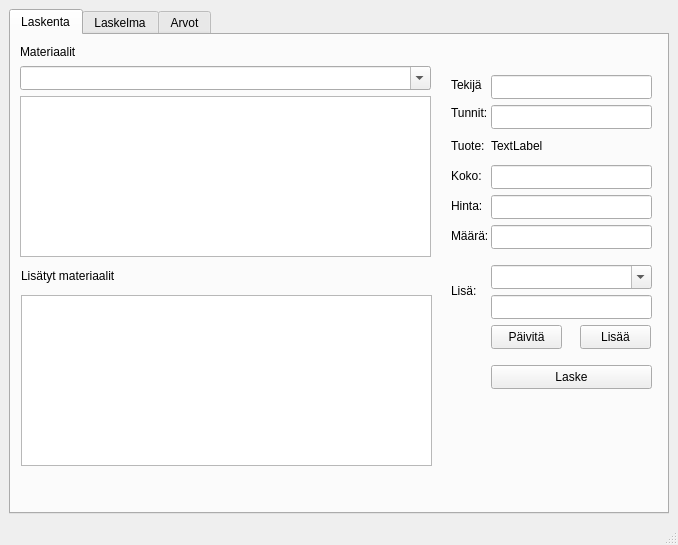
First picture: the form in MateriaaliLaskin/mainwindow.ui, repository jmakkie/MateriaaliLaskin, before the edit.
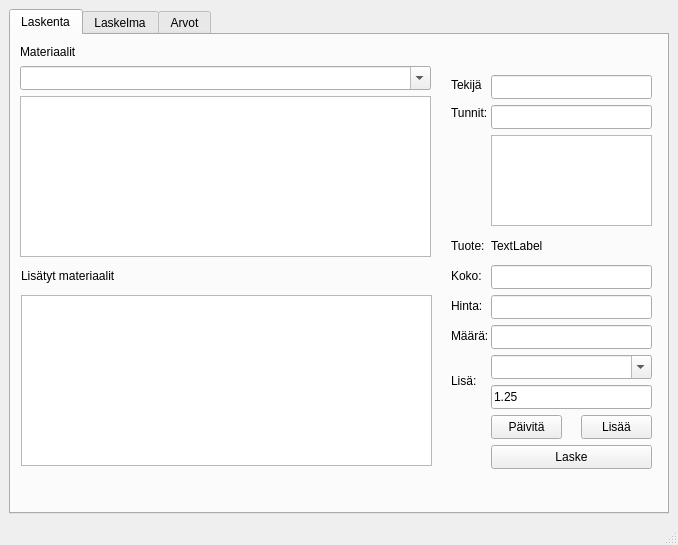
Second picture: the form after the edit. The open tabs and pages were chosen to show the change. Icons and pictures are not drawn.

```diff
--- a/MateriaaliLaskin/mainwindow.ui
+++ b/MateriaaliLaskin/mainwindow.ui
@@ -62,7 +62,7 @@
           <property name="geometry">
            <rect>
             <x>480</x>
-            <y>330</y>
+            <y>410</y>
             <width>161</width>
             <height>24</height>
            </rect>
@@ -88,7 +88,7 @@
           <property name="geometry">
            <rect>
             <x>440</x>
-            <y>100</y>
+            <y>200</y>
             <width>41</width>
             <height>21</height>
            </rect>
@@ -101,7 +101,7 @@
           <property name="geometry">
            <rect>
             <x>480</x>
-            <y>100</y>
+            <y>200</y>
             <width>161</width>
             <height>21</height>
            </rect>
@@ -114,7 +114,7 @@
           <property name="geometry">
            <rect>
             <x>440</x>
-            <y>130</y>
+            <y>230</y>
             <width>41</width>
             <height>21</height>
            </rect>
@@ -127,7 +127,7 @@
           <property name="geometry">
            <rect>
             <x>440</x>
-            <y>160</y>
+            <y>260</y>
             <width>31</width>
             <height>21</height>
            </rect>
@@ -140,7 +140,7 @@
           <property name="geometry">
            <rect>
             <x>440</x>
-            <y>230</y>
+            <y>320</y>
             <width>41</width>
             <height>51</height>
            </rect>
@@ -153,20 +153,20 @@
           <property name="geometry">
            <rect>
             <x>480</x>
-            <y>260</y>
+            <y>350</y>
             <width>161</width>
             <height>24</height>
            </rect>
           </property>
           <property name="text">
-           <string/>
+           <string>1.25</string>
           </property>
          </widget>
          <widget class="QLineEdit" name="laskentaLengthLineEdit">
           <property name="geometry">
            <rect>
             <x>480</x>
-            <y>130</y>
+            <y>230</y>
             <width>161</width>
             <height>24</height>
            </rect>
@@ -176,7 +176,7 @@
           <property name="geometry">
            <rect>
             <x>480</x>
-            <y>160</y>
+            <y>260</y>
             <width>161</width>
             <height>24</height>
            </rect>
@@ -185,8 +185,8 @@
          <widget class="QPushButton" name="pushButton">
           <property name="geometry">
            <rect>
-            <x>569</x>
-            <y>290</y>
+            <x>570</x>
+            <y>380</y>
             <width>71</width>
             <height>24</height>
            </rect>
@@ -199,7 +199,7 @@
           <property name="geometry">
            <rect>
             <x>480</x>
-            <y>290</y>
+            <y>380</y>
             <width>71</width>
             <height>24</height>
            </rect>
@@ -235,7 +235,7 @@
           <property name="geometry">
            <rect>
             <x>480</x>
-            <y>230</y>
+            <y>320</y>
             <width>161</width>
             <height>24</height>
            </rect>
@@ -251,7 +251,7 @@
           <property name="geometry">
            <rect>
             <x>480</x>
-            <y>190</y>
+            <y>290</y>
             <width>161</width>
             <height>24</height>
            </rect>
@@ -261,7 +261,7 @@
           <property name="geometry">
            <rect>
             <x>440</x>
-            <y>190</y>
+            <y>290</y>
             <width>41</width>
             <height>21</height>
            </rect>
@@ -316,6 +316,16 @@
            </rect>
           </property>
          </widget>
+         <widget class="QTableView" name="laskentaTekjiatTablet">
+          <property name="geometry">
+           <rect>
+            <x>480</x>
+            <y>100</y>
+            <width>161</width>
+            <height>91</height>
+           </rect>
+          </property>
+         </widget>
         </widget>
         <widget class="QWidget" name="tab_2">
          <attribute name="title">
```
Left out of the diff: 2 changed lines with no effect on the pictures.
